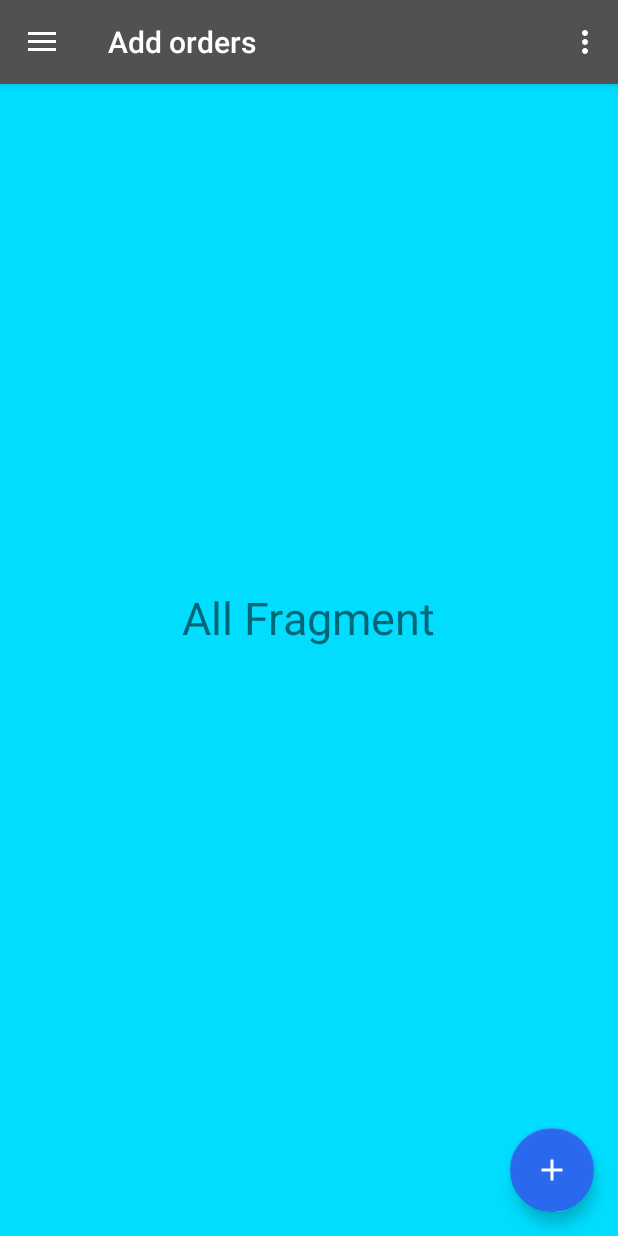
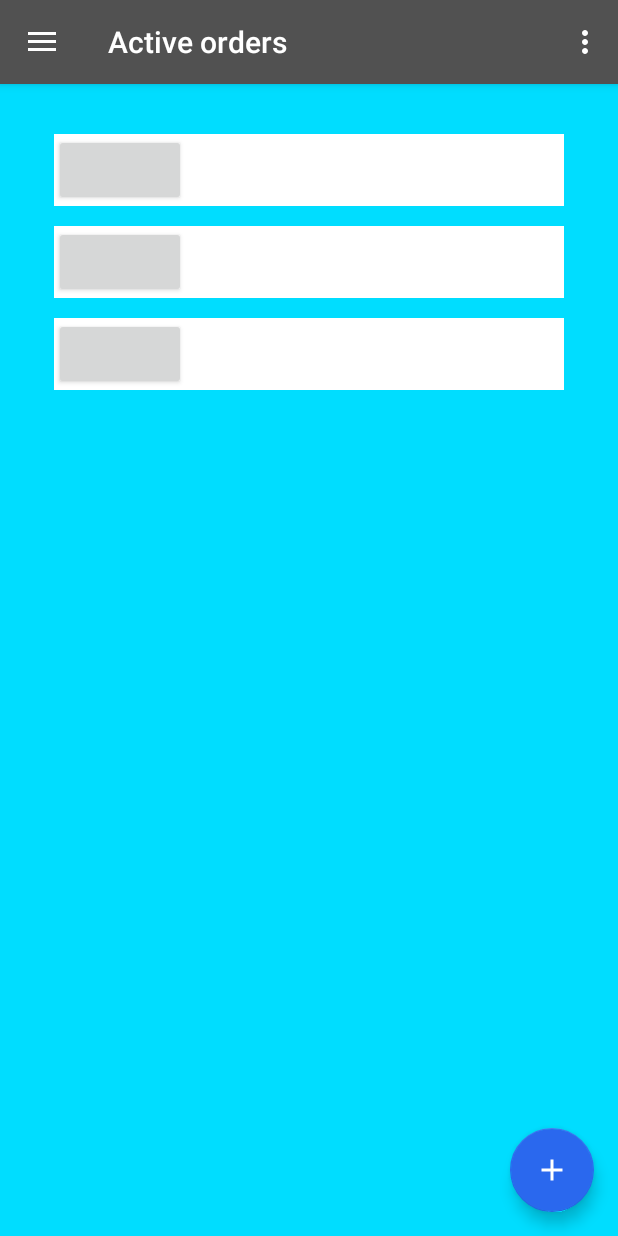
Before and after one commit to StanislavDanylenko/courseAndroidApp, an Android app: the AllFragment screen opened directly, with no data from a screen before it, on a phone screen of 412 x 824 dp. Run offline under Robolectric (Android 15) with nearby library versions, the phone set to English and light mode, and no system bars; libraries missing offline, so code that uses them is left out: retrofit2.converter.jackson; 6 statements that could not run were skipped.

Commit message:
added dynamically element adding

```diff
--- a/app/src/main/AndroidManifest.xml
+++ b/app/src/main/AndroidManifest.xml
@@ -16,7 +16,9 @@
         android:roundIcon="@mipmap/ic_launcher_round"
         android:supportsRtl="true"
         android:theme="@style/AppTheme">
-        <activity android:name=".activity.MainActivity">
+        <activity
+            android:name=".activity.MainActivity"
+            android:screenOrientation="portrait">
             <intent-filter>
                 <action android:name="android.intent.action.MAIN" />
                 <category android:name="android.intent.category.LAUNCHER" />
@@ -28,6 +30,7 @@
         </activity>
         <activity
             android:name=".activity.LoginActivity"
+            android:screenOrientation="portrait"
             android:label="@string/title_activity_login">
             <intent-filter>
                 <action android:name="com.stanislav.SHOW_LOGIN_ACTIVITY" />
@@ -37,6 +40,7 @@
         <activity
             android:name=".activity.OrderActivity"
             android:label="@string/title_activity_order"
+            android:screenOrientation="portrait"
             android:theme="@style/AppTheme.NoActionBar">
             <intent-filter>
                 <action android:name="com.stanislav.SHOW_ORDER_ACTIVITY" />
--- a/app/src/main/java/com/example/stanislav/myapplication/SpeeerApplication.java
+++ b/app/src/main/java/com/example/stanislav/myapplication/SpeeerApplication.java
@@ -18,7 +18,7 @@ public class SpeeerApplication extends Application {
     private User user;
     private User updatedUser;
     private List<Country> location;
-    public static String BASE_URL = "http://d569cda2.ngrok.io";
+    public static String BASE_URL = "http://c3dadf42.ngrok.io";
 
     private Retrofit retrofit;
 
--- a/app/src/main/java/com/example/stanislav/myapplication/activity/OrderActivity.java
+++ b/app/src/main/java/com/example/stanislav/myapplication/activity/OrderActivity.java
@@ -151,7 +151,7 @@ public class OrderActivity extends AppCompatActivity
         if (savedInstanceState == null) {
             getSupportFragmentManager().beginTransaction().replace(R.id.fragment_container,
                     new AllFragment()).commit();
-            getSupportActionBar().setTitle("Add orders");
+            getSupportActionBar().setTitle("Active orders");
             navigationView.setCheckedItem(R.id.nav_orders);
         }
     }
--- a/app/src/main/java/com/example/stanislav/myapplication/activity/menu/fragment/AllFragment.java
+++ b/app/src/main/java/com/example/stanislav/myapplication/activity/menu/fragment/AllFragment.java
@@ -1,5 +1,7 @@
 package com.example.stanislav.myapplication.activity.menu.fragment;
 
+import android.graphics.Color;
+import android.graphics.drawable.Drawable;
 import android.os.Bundle;
 import android.support.annotation.NonNull;
 import android.support.annotation.Nullable;
@@ -7,14 +9,52 @@ import android.support.v4.app.Fragment;
 import android.view.LayoutInflater;
 import android.view.View;
 import android.view.ViewGroup;
+import android.widget.Button;
+import android.widget.LinearLayout;
 
 import com.example.stanislav.myapplication.R;
 
-public class AllFragment extends Fragment {
+public class AllFragment extends Fragment implements View.OnClickListener {
+
+
+    @Override
+    public void onCreate(@Nullable Bundle savedInstanceState) {
+
+        super.onCreate(savedInstanceState);
+    }
 
     @Nullable
     @Override
     public View onCreateView(@NonNull LayoutInflater inflater, @Nullable ViewGroup container, @Nullable Bundle savedInstanceState) {
-        return inflater.inflate(R.layout.fragment_all, container, false);
+        View view = inflater.inflate(R.layout.fragment_all, container, false);
+
+        LinearLayout itemContainer = (LinearLayout) view.findViewById(R.id.all_layout);
+
+        int[] ids = new int[] {1, 2, 5};
+
+        for (int i : ids) {
+
+            LinearLayout item = new LinearLayout(view.getContext());
+            item.setBackgroundColor(Color.parseColor("#ffffff"));
+
+            LinearLayout.LayoutParams layoutParams = new LinearLayout.LayoutParams(
+                    LinearLayout.LayoutParams.MATCH_PARENT, LinearLayout.LayoutParams.WRAP_CONTENT);
+
+            layoutParams.setMargins(30, 20, 30, 0);
+
+
+            Button button = new Button(view.getContext());
+            button.setId(i);
+            button.setOnClickListener(this);
+            item.addView(button);
+            itemContainer.addView(item, layoutParams);
+        }
+
+        return view;
+    }
+
+    @Override
+    public void onClick(View v) {
+        System.out.println("############CLICKEDP:" + v.getId());
     }
 }
--- a/app/src/main/res/layout/fragment_all.xml
+++ b/app/src/main/res/layout/fragment_all.xml
@@ -4,11 +4,25 @@
     android:layout_height="match_parent"
     android:background="@android:color/holo_blue_bright">
 
-    <TextView
-        android:layout_width="wrap_content"
-        android:layout_height="wrap_content"
-        android:layout_centerInParent="true"
-        android:text="All Fragment"
-        android:textSize="30sp" />
+    <ScrollView xmlns:android="http://schemas.android.com/apk/res/android"
+        android:id="@+id/all_scroll"
+        android:layout_width="match_parent"
+        android:layout_height="match_parent"
+        android:layout_marginTop="60dp">
+
+        <LinearLayout
+            android:id="@+id/all_layout"
+            android:layout_width="match_parent"
+            android:layout_height="wrap_content"
+            android:orientation="vertical"
+            android:paddingLeft="@dimen/activity_horizontal_margin"
+            android:paddingTop="@dimen/activity_vertical_margin"
+            android:paddingRight="@dimen/activity_horizontal_margin"
+            android:paddingBottom="@dimen/activity_vertical_margin">
+
+
+
+        </LinearLayout>
+    </ScrollView>
 
 </RelativeLayout>
```
Also changed, not shown: app/src/main/res/layout/order_item.xml (added, +17 -0 lines), 1009 other files.
